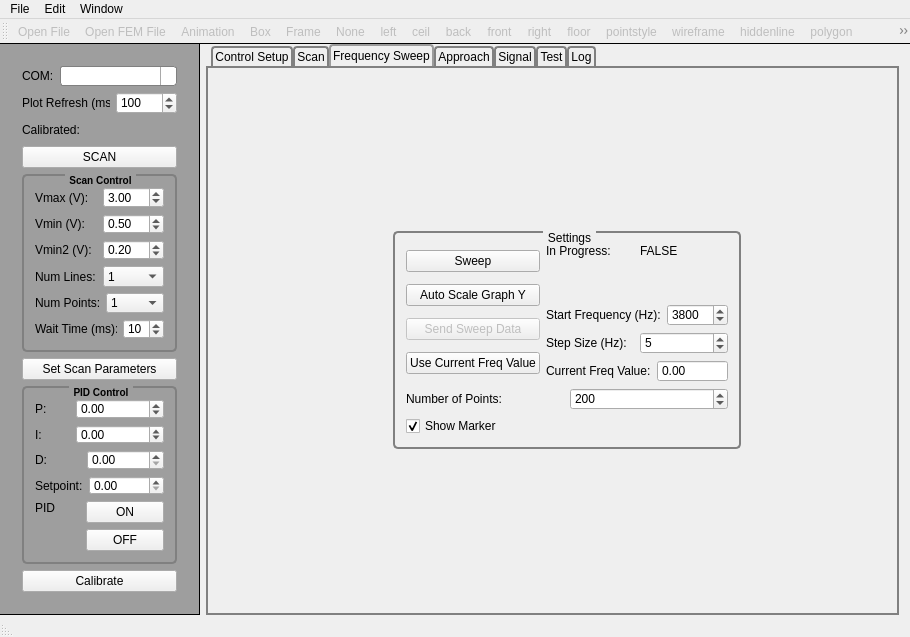
Old version of the form gui/mainwindow.ui in the repository neil-sarkar/AFM-CLIENT.
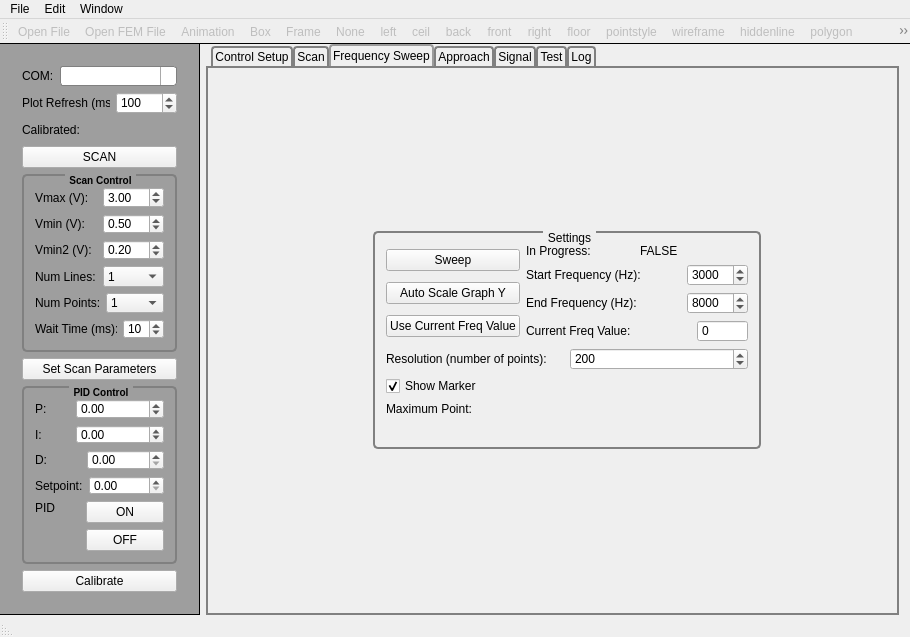
New version of the form. The open tabs and pages were chosen to show the change. Icons and pictures are not drawn.

Patch:
```diff
--- a/gui/mainwindow.ui
+++ b/gui/mainwindow.ui
@@ -754,7 +754,7 @@
  }</string>
       </property>
       <property name="currentIndex">
-       <number>5</number>
+       <number>2</number>
       </property>
       <widget class="QWidget" name="controlTab">
        <attribute name="title">
@@ -999,26 +999,15 @@
                    <layout class="QGridLayout" name="gridLayout_15">
                     <item row="0" column="0">
                      <layout class="QGridLayout" name="gridLayout_14">
-                      <item row="1" column="0" colspan="2">
-                       <layout class="QHBoxLayout" name="horizontalLayout_18">
-                        <item>
-                         <widget class="QLabel" name="label_20">
-                          <property name="text">
-                           <string>Number of Points:</string>
-                          </property>
-                         </widget>
-                        </item>
-                        <item>
-                         <widget class="QSpinBox" name="numFreqPoints">
-                          <property name="maximum">
-                           <number>1000</number>
-                          </property>
-                          <property name="value">
-                           <number>200</number>
-                          </property>
-                         </widget>
-                        </item>
-                       </layout>
+                      <item row="2" column="0">
+                       <widget class="QCheckBox" name="checkBox">
+                        <property name="text">
+                         <string>Show Marker</string>
+                        </property>
+                        <property name="checked">
+                         <bool>true</bool>
+                        </property>
+                       </widget>
                       </item>
                       <item row="0" column="0">
                        <layout class="QVBoxLayout" name="verticalLayout_9">
@@ -1045,19 +1034,6 @@
                           </property>
                          </widget>
                         </item>
-                        <item>
-                         <widget class="QPushButton" name="buttonSendSweep">
-                          <property name="enabled">
-                           <bool>false</bool>
-                          </property>
-                          <property name="styleSheet">
-                           <string notr="true"/>
-                          </property>
-                          <property name="text">
-                           <string>Send Sweep Data</string>
-                          </property>
-                         </widget>
-                        </item>
                         <item>
                          <widget class="QPushButton" name="useCurrFreqVal">
                           <property name="styleSheet">
@@ -1070,15 +1046,26 @@
                         </item>
                        </layout>
                       </item>
-                      <item row="2" column="0">
-                       <widget class="QCheckBox" name="checkBox">
-                        <property name="text">
-                         <string>Show Marker</string>
-                        </property>
-                        <property name="checked">
-                         <bool>true</bool>
-                        </property>
-                       </widget>
+                      <item row="1" column="0" colspan="2">
+                       <layout class="QHBoxLayout" name="horizontalLayout_18">
+                        <item>
+                         <widget class="QLabel" name="label_20">
+                          <property name="text">
+                           <string>Resolution (number of points):</string>
+                          </property>
+                         </widget>
+                        </item>
+                        <item>
+                         <widget class="QSpinBox" name="numFreqPoints">
+                          <property name="maximum">
+                           <number>1000</number>
+                          </property>
+                          <property name="value">
+                           <number>200</number>
+                          </property>
+                         </widget>
+                        </item>
+                       </layout>
                       </item>
                       <item row="0" column="1">
                        <layout class="QVBoxLayout" name="verticalLayout_8">
@@ -1104,19 +1091,6 @@
                           </item>
                          </layout>
                         </item>
-                        <item>
-                         <spacer name="verticalSpacer">
-                          <property name="orientation">
-                           <enum>Qt::Vertical</enum>
-                          </property>
-                          <property name="sizeHint" stdset="0">
-                           <size>
-                            <width>20</width>
-                            <height>40</height>
-                           </size>
-                          </property>
-                         </spacer>
-                        </item>
                         <item>
                          <layout class="QHBoxLayout" name="horizontalLayout_28">
                           <item>
@@ -1126,6 +1100,19 @@
                             </property>
                            </widget>
                           </item>
+                          <item>
+                           <spacer name="horizontalSpacer_12">
+                            <property name="orientation">
+                             <enum>Qt::Horizontal</enum>
+                            </property>
+                            <property name="sizeHint" stdset="0">
+                             <size>
+                              <width>40</width>
+                              <height>20</height>
+                             </size>
+                            </property>
+                           </spacer>
+                          </item>
                           <item>
                            <widget class="QSpinBox" name="startFrequency">
                             <property name="readOnly">
@@ -1141,7 +1128,7 @@
                              <number>100</number>
                             </property>
                             <property name="value">
-                             <number>3800</number>
+                             <number>3000</number>
                             </property>
                            </widget>
                           </item>
@@ -1152,12 +1139,25 @@
                           <item>
                            <widget class="QLabel" name="label_22">
                             <property name="text">
-                             <string>Step Size (Hz):</string>
+                             <string>End Frequency (Hz):</string>
                             </property>
                            </widget>
                           </item>
                           <item>
-                           <widget class="QSpinBox" name="stepSize">
+                           <spacer name="horizontalSpacer_7">
+                            <property name="orientation">
+                             <enum>Qt::Horizontal</enum>
+                            </property>
+                            <property name="sizeHint" stdset="0">
+                             <size>
+                              <width>40</width>
+                              <height>20</height>
+                             </size>
+                            </property>
+                           </spacer>
+                          </item>
+                          <item>
+                           <widget class="QSpinBox" name="endFrequency">
                             <property name="readOnly">
                              <bool>false</bool>
                             </property>
@@ -1165,13 +1165,13 @@
                              <enum>QAbstractSpinBox::UpDownArrows</enum>
                             </property>
                             <property name="maximum">
-                             <number>1000</number>
+                             <number>15000</number>
                             </property>
                             <property name="singleStep">
-                             <number>5</number>
+                             <number>100</number>
                             </property>
                             <property name="value">
-                             <number>5</number>
+                             <number>8000</number>
                             </property>
                            </widget>
                           </item>
@@ -1186,6 +1186,19 @@
                             </property>
                            </widget>
                           </item>
+                          <item>
+                           <spacer name="horizontalSpacer_14">
+                            <property name="orientation">
+                             <enum>Qt::Horizontal</enum>
+                            </property>
+                            <property name="sizeHint" stdset="0">
+                             <size>
+                              <width>40</width>
+                              <height>20</height>
+                             </size>
+                            </property>
+                           </spacer>
+                          </item>
                           <item>
                            <widget class="QDoubleSpinBox" name="currFreqVal">
                             <property name="readOnly">
@@ -1194,8 +1207,14 @@
                             <property name="buttonSymbols">
                              <enum>QAbstractSpinBox::NoButtons</enum>
                             </property>
+                            <property name="suffix">
+                             <string/>
+                            </property>
+                            <property name="decimals">
+                             <number>0</number>
+                            </property>
                             <property name="maximum">
-                             <double>10000.000000000000000</double>
+                             <double>150000.000000000000000</double>
                             </property>
                            </widget>
                           </item>
@@ -1205,6 +1224,20 @@
                       </item>
                      </layout>
                     </item>
+                    <item row="1" column="0">
+                     <widget class="QLabel" name="label_34">
+                      <property name="text">
+                       <string>Maximum Point: </string>
+                      </property>
+                     </widget>
+                    </item>
+                    <item row="2" column="0">
+                     <widget class="QLabel" name="lbl_freqsweep_max">
+                      <property name="text">
+                       <string/>
+                      </property>
+                     </widget>
+                    </item>
                    </layout>
                   </item>
                  </layout>
@@ -2543,7 +2576,7 @@
          <double>0.100000000000000</double>
         </property>
         <property name="value">
-         <double>3.200000000000000</double>
+         <double>1.800000000000000</double>
         </property>
        </widget>
        <widget class="QPushButton" name="btn_autoappr_stop">
@@ -2691,41 +2724,9 @@
        <widget class="QLabel" name="label_33">
         <property name="geometry">
          <rect>
-          <x>170</x>
+          <x>190</x>
           <y>330</y>
-          <width>131</width>
-          <height>31</height>
-         </rect>
-        </property>
-        <property name="autoFillBackground">
-         <bool>false</bool>
-        </property>
-        <property name="text">
-         <string>Tap button to operate Release to stop</string>
-        </property>
-        <property name="wordWrap">
-         <bool>true</bool>
-        </property>
-       </widget>
-       <widget class="QPushButton" name="btn_stepmot_user_up_2">
-        <property name="geometry">
-         <rect>
-          <x>10</x>
-          <y>280</y>
           <width>111</width>
-          <height>23</height>
-         </rect>
-        </property>
-        <property name="text">
-         <string>Lower Platform</string>
-        </property>
-       </widget>
-       <widget class="QLabel" name="label_34">
-        <property name="geometry">
-         <rect>
-          <x>10</x>
-          <y>300</y>
-          <width>121</width>
           <height>31</height>
          </rect>
         </property>
@@ -2733,7 +2734,7 @@
          <bool>false</bool>
         </property>
         <property name="text">
-         <string>Keep pressed to operate Release to stop</string>
+         <string>Press to operate Release to stop</string>
         </property>
         <property name="wordWrap">
          <bool>true</bool>
```
